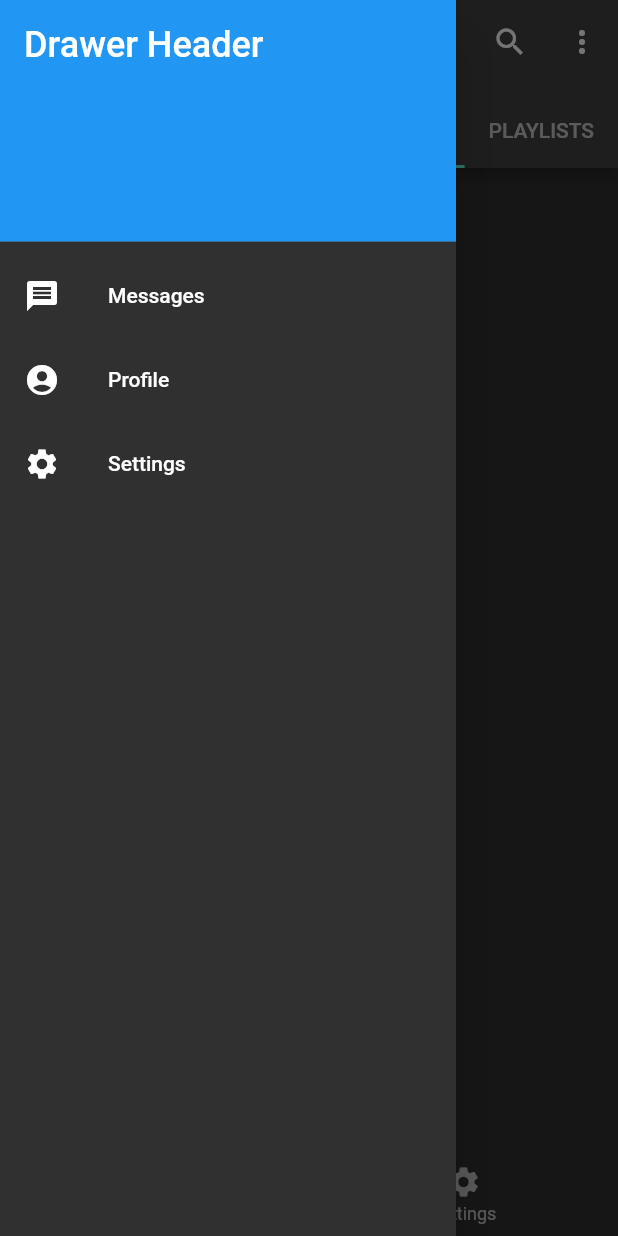
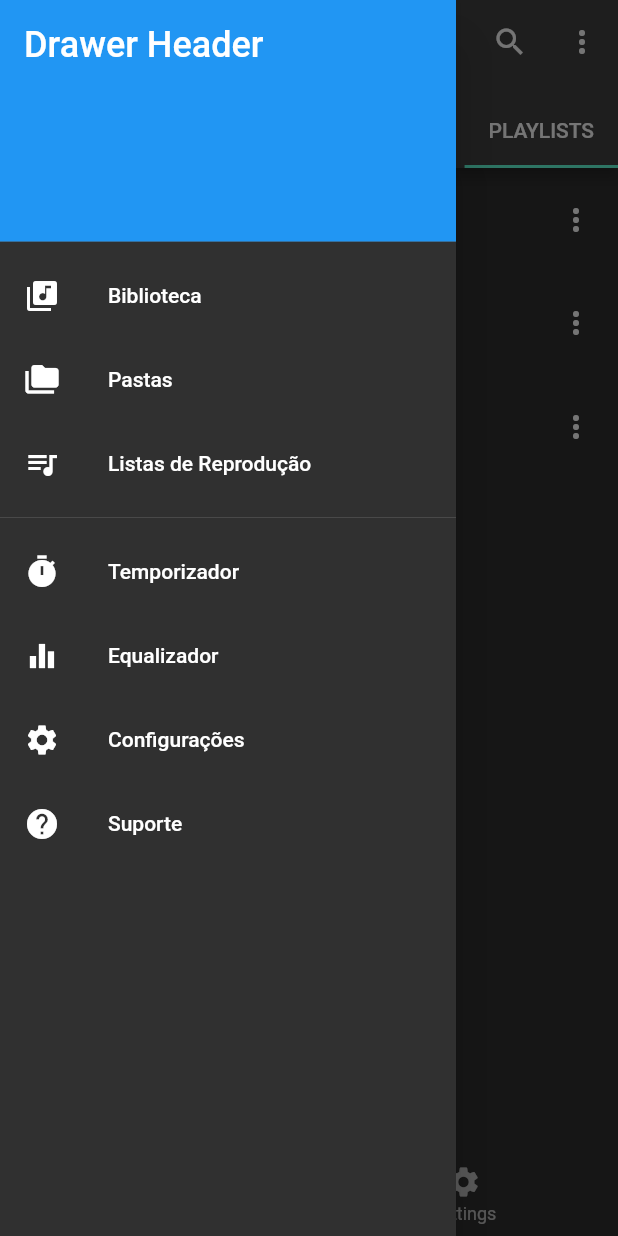
Before and after one commit to Mauricio-Silva/FirstApp, a Flutter app: the screen it shows after launch, tab 5 chosen, with the side drawer open, on a phone screen of 412 x 824 dp. Run offline on Flutter 3.47's test engine with Material 2 defaults, Android fonts, the phone set to English and light mode, and no system bars; network calls fail.

Commit message:
Paginas da TabBarView

```diff
--- a/lib/main.dart
+++ b/lib/main.dart
@@ -19,7 +19,7 @@ class FirstApp extends StatelessWidget {
         brightness: Brightness.dark,
       ),
       home: const DefaultTabController(
-        initialIndex: 1,
+        initialIndex: 3,
         length: 6,
         child: Scaffold(
           appBar: XAppBar(),
--- a/lib/x_scaffold/x_body.dart
+++ b/lib/x_scaffold/x_body.dart
@@ -1,34 +1,24 @@
 import 'package:flutter/material.dart';
-import 'package:meuapp/little_button.dart';
+import 'package:meuapp/x_tab_bar_view/x_albuns.dart';
+import 'package:meuapp/x_tab_bar_view/x_artistas.dart';
 import 'package:meuapp/x_tab_bar_view/x_generos.dart';
 import 'package:meuapp/x_tab_bar_view/x_musicas.dart';
+import 'package:meuapp/x_tab_bar_view/x_pastas.dart';
+import 'package:meuapp/x_tab_bar_view/x_playlist.dart';
 
 class XBody extends StatelessWidget {
   const XBody({Key? key}) : super(key: key);
 
   @override
   Widget build(BuildContext context) {
-    return TabBarView(
+    return const TabBarView(
       children: <Widget>[
-        const XGeneros(),
-        Column(
-          mainAxisAlignment: MainAxisAlignment.spaceEvenly,
-          children: const [
-            LittleButton(),
-            LittleButton(),
-            LittleButton(),
-          ],
-        ),
-        const Center(
-          child: Text("The Playlist is Here!"),
-        ),
-        const XMusicas(),
-        const Center(
-          child: Text("The Playlist is Here!"),
-        ),
-        const Center(
-          child: Text("The Playlist is Here!"),
-        ),
+        XGeneros(),
+        XArtistas(),
+        XAlbum(),
+        XMusicas(),
+        XPastas(),
+        XPlaylist(),
       ],
     );
   }
--- a/lib/x_scaffold/x_drawer.dart
+++ b/lib/x_scaffold/x_drawer.dart
@@ -10,21 +10,40 @@ class XDrawer extends StatelessWidget {
         padding: EdgeInsets.zero,
         children: const <Widget>[
           DrawerHeader(
-            decoration: BoxDecoration(color: Colors.blue),
+            decoration: BoxDecoration(
+              color: Colors.blue,
+            ),
             child: Text('Drawer Header',
                 style: TextStyle(color: Colors.white, fontSize: 24)),
           ),
           ListTile(
-            leading: Icon(Icons.message),
-            title: Text('Messages'),
+            leading: Icon(Icons.library_music),
+            title: Text("Biblioteca"),
           ),
           ListTile(
-            leading: Icon(Icons.account_circle),
-            title: Text('Profile'),
+            leading: Icon(Icons.folder_copy),
+            title: Text("Pastas"),
+          ),
+          ListTile(
+            leading: Icon(Icons.queue_music),
+            title: Text("Listas de Reprodução"),
+          ),
+          Divider(),
+          ListTile(
+            leading: Icon(Icons.timer),
+            title: Text("Temporizador"),
+          ),
+          ListTile(
+            leading: Icon(Icons.equalizer),
+            title: Text("Equalizador"),
           ),
           ListTile(
             leading: Icon(Icons.settings),
-            title: Text('Settings'),
+            title: Text("Configurações"),
+          ),
+          ListTile(
+            leading: Icon(Icons.help),
+            title: Text("Suporte"),
           ),
         ],
       ),
--- a/lib/x_tab_bar_view/x_musicas.dart
+++ b/lib/x_tab_bar_view/x_musicas.dart
@@ -8,7 +8,7 @@ class XMusicas extends StatelessWidget {
     return ListView(
       children: [
         const ListTile(
-          leading: Icon(Icons.alt_route, color: Colors.blue),
+          leading: Icon(Icons.shuffle, color: Colors.blue),
           title: Text("Repoduzir todas aleatoriamente"),
         ),
         const Divider(),
--- /dev/null
+++ b/lib/x_tab_bar_view/x_playlist.dart
@@ -0,0 +1,28 @@
+import 'package:flutter/material.dart';
+
+class XPlaylist extends StatelessWidget {
+  const XPlaylist({Key? key}) : super(key: key);
+
+  @override
+  Widget build(BuildContext context) {
+    return ListView(
+      children: const [
+        ListTile(
+          title: Text("Adicionado recentemente"),
+          trailing: Icon(Icons.more_vert),
+          minVerticalPadding: 25,
+        ),
+        ListTile(
+          title: Text("Mais tocados"),
+          trailing: Icon(Icons.more_vert),
+          minVerticalPadding: 25,
+        ),
+        ListTile(
+          title: Text("Favoritos"),
+          trailing: Icon(Icons.more_vert),
+          minVerticalPadding: 25,
+        ),
+      ],
+    );
+  }
+}
```
Also changed, not shown: lib/x_tab_bar_view/x_albuns.dart (added, +36 -0 lines), lib/x_tab_bar_view/x_artistas.dart (added, +37 -0 lines), lib/x_tab_bar_view/x_generos.dart (+52 -6 lines), lib/x_tab_bar_view/x_pastas.dart (added, +62 -0 lines).
